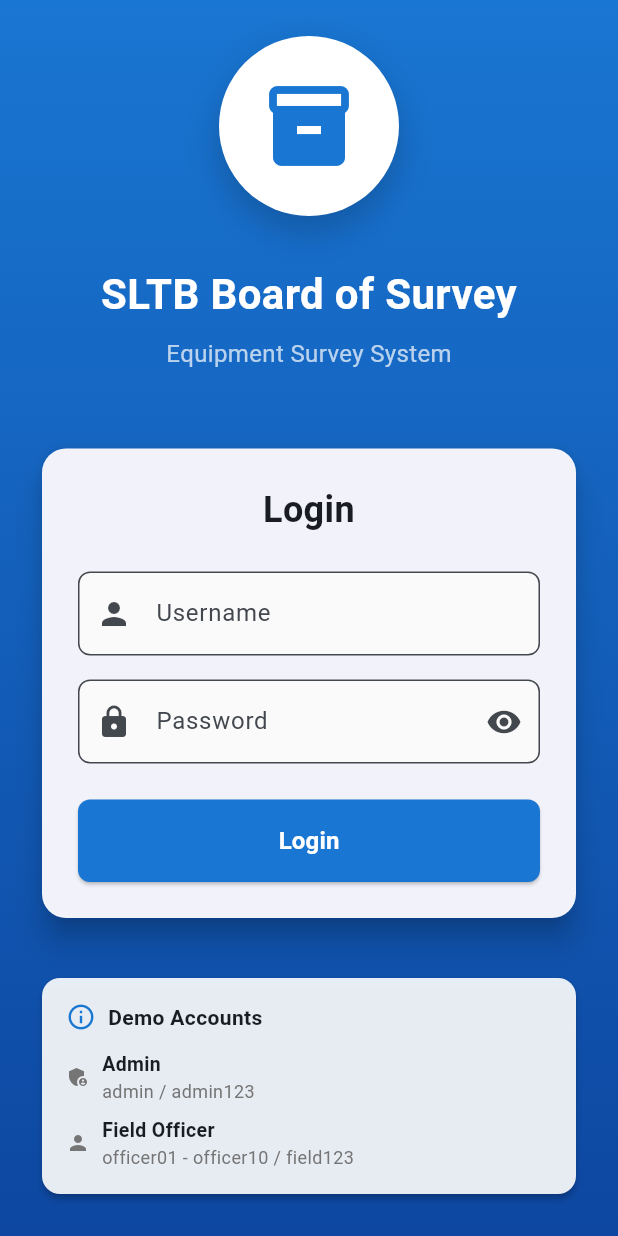
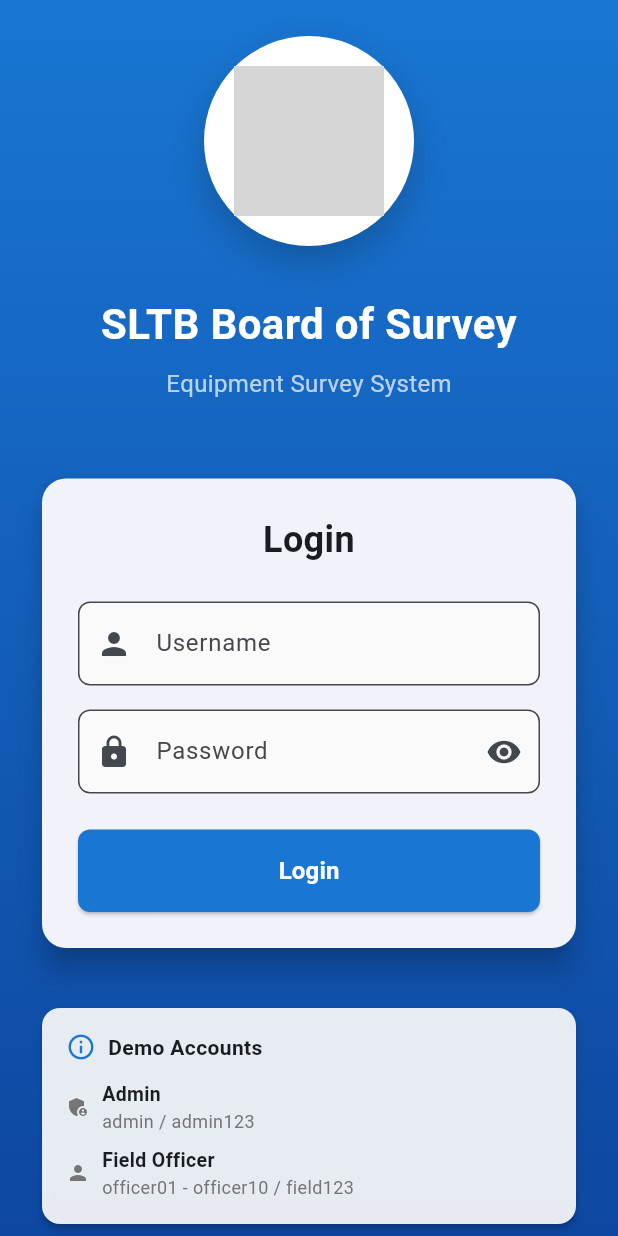
Before and after one commit to NadeemalTM/SLTB-Board-of-Survey, a Flutter app: the screen it shows after launch, on a phone screen of 412 x 824 dp. Run offline on Flutter 3.47's test engine with Material 3 defaults, Android fonts, the phone set to English and light mode, and no system bars; our stand-ins replace csv, file_picker, flutter_riverpod, image_picker, sqflite; missing offline and left inert: mobile_scanner; accounts and stored records are empty; grey boxes are pictures that could not be loaded.

Commit message:
Add custom logo as app icon and login screen

```diff
--- a/lib/views/auth/login_screen.dart
+++ b/lib/views/auth/login_screen.dart
@@ -72,10 +72,10 @@ class _LoginScreenState extends ConsumerState<LoginScreen> {
                 child: Column(
                   mainAxisAlignment: MainAxisAlignment.center,
                   children: [
-                    // Logo/Icon
+                    // Logo
                     Container(
-                      width: 120,
-                      height: 120,
+                      width: 140,
+                      height: 140,
                       decoration: BoxDecoration(
                         color: Colors.white,
                         shape: BoxShape.circle,
@@ -87,10 +87,12 @@ class _LoginScreenState extends ConsumerState<LoginScreen> {
                           ),
                         ],
                       ),
-                      child: Icon(
-                        Icons.inventory_2,
-                        size: 64,
-                        color: Colors.blue[700],
+                      padding: const EdgeInsets.all(20),
+                      child: ClipOval(
+                        child: Image.asset(
+                          'lib/img/logo.png',
+                          fit: BoxFit.contain,
+                        ),
                       ),
                     ),
                     const SizedBox(height: 32),
```
Also changed, not shown: pubspec.yaml (+9 -11 lines), pubspec.lock, 35 other files.
